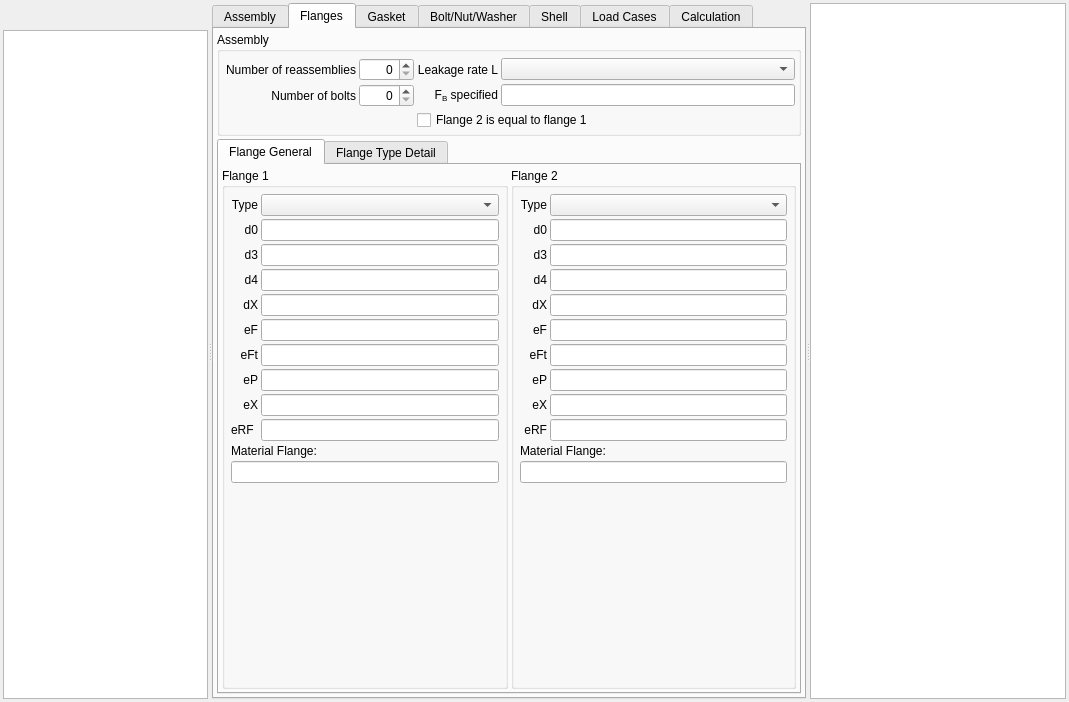
hermixy/biluna, file pcalc/src/gui/pcalc_en1591widget.ui: the form before one commit.
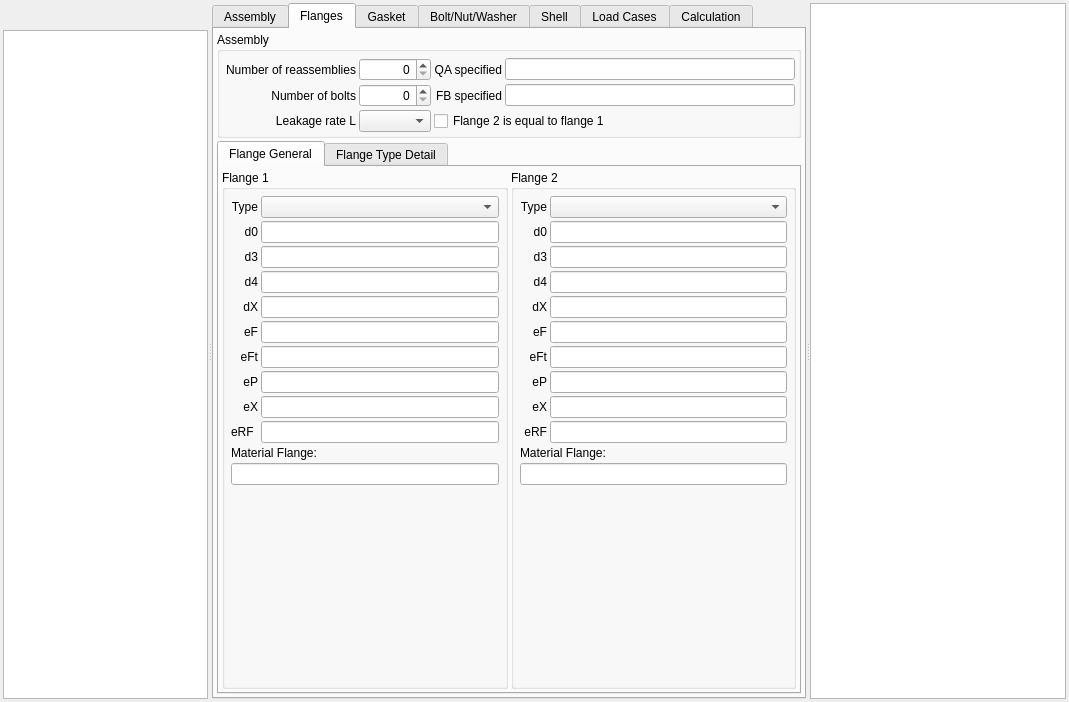
The form after the commit. The open tabs and pages were chosen to show the change. Custom widgets are drawn as their Qt base class.

```diff
--- a/pcalc/src/gui/pcalc_en1591widget.ui
+++ b/pcalc/src/gui/pcalc_en1591widget.ui
@@ -302,17 +302,20 @@
             <property name="spacing">
              <number>3</number>
             </property>
-            <item row="0" column="0">
-             <widget class="QLabel" name="lblNoReassemblies">
+            <item row="3" column="0">
+             <widget class="QLabel" name="lblLeakageRate">
               <property name="text">
-               <string>Number of reassemblies</string>
+               <string>Leakage rate L</string>
               </property>
               <property name="alignment">
                <set>Qt::AlignRight|Qt::AlignTrailing|Qt::AlignVCenter</set>
               </property>
              </widget>
             </item>
-            <item row="0" column="1">
+            <item row="3" column="1">
+             <widget class="QComboBox" name="cbLeakageRate"/>
+            </item>
+            <item row="1" column="1">
              <widget class="QSpinBox" name="sbNoReassemblies">
               <property name="sizePolicy">
                <sizepolicy hsizetype="Minimum" vsizetype="Fixed">
@@ -340,20 +343,17 @@
               </property>
              </widget>
             </item>
-            <item row="0" column="2">
-             <widget class="QLabel" name="lblLeakageRate">
-              <property name="text">
-               <string>Leakage rate L</string>
-              </property>
-              <property name="alignment">
-               <set>Qt::AlignRight|Qt::AlignTrailing|Qt::AlignVCenter</set>
-              </property>
-             </widget>
-            </item>
-            <item row="0" column="3">
-             <widget class="QComboBox" name="cbLeakageRate"/>
-            </item>
             <item row="1" column="0">
+             <widget class="QLabel" name="lblNoReassemblies">
+              <property name="text">
+               <string>Number of reassemblies</string>
+              </property>
+              <property name="alignment">
+               <set>Qt::AlignRight|Qt::AlignTrailing|Qt::AlignVCenter</set>
+              </property>
+             </widget>
+            </item>
+            <item row="2" column="0">
              <widget class="QLabel" name="lblnB">
               <property name="text">
                <string>Number of bolts</string>
@@ -363,7 +363,7 @@
               </property>
              </widget>
             </item>
-            <item row="1" column="1">
+            <item row="2" column="1">
              <widget class="QSpinBox" name="sbnB">
               <property name="alignment">
                <set>Qt::AlignRight|Qt::AlignTrailing|Qt::AlignVCenter</set>
@@ -373,39 +373,39 @@
               </property>
              </widget>
             </item>
-            <item row="1" column="2">
-             <widget class="QLabel" name="lblF_Bspec">
-              <property name="text">
-               <string>F&lt;sub&gt;B&lt;/sub&gt; specified</string>
-              </property>
-              <property name="alignment">
-               <set>Qt::AlignRight|Qt::AlignTrailing|Qt::AlignVCenter</set>
-              </property>
-             </widget>
-            </item>
-            <item row="1" column="3">
-             <widget class="QLineEdit" name="leF_Bspec"/>
-            </item>
-            <item row="2" column="0" colspan="2">
-             <spacer name="horizontalSpacer_12">
-              <property name="orientation">
-               <enum>Qt::Horizontal</enum>
-              </property>
-              <property name="sizeHint" stdset="0">
-               <size>
-                <width>188</width>
-                <height>20</height>
-               </size>
-              </property>
-             </spacer>
-            </item>
-            <item row="2" column="2" colspan="2">
+            <item row="3" column="2" colspan="2">
              <widget class="QCheckBox" name="chbFlange2Equal">
               <property name="text">
                <string>Flange 2 is equal to flange 1</string>
               </property>
              </widget>
             </item>
+            <item row="2" column="2">
+             <widget class="QLabel" name="lblF_Bspec">
+              <property name="text">
+               <string>FB specified</string>
+              </property>
+              <property name="alignment">
+               <set>Qt::AlignRight|Qt::AlignTrailing|Qt::AlignVCenter</set>
+              </property>
+             </widget>
+            </item>
+            <item row="2" column="3">
+             <widget class="QLineEdit" name="leF_Bspec"/>
+            </item>
+            <item row="1" column="2">
+             <widget class="QLabel" name="lblQ_Aspec">
+              <property name="text">
+               <string>QA specified</string>
+              </property>
+              <property name="alignment">
+               <set>Qt::AlignRight|Qt::AlignTrailing|Qt::AlignVCenter</set>
+              </property>
+             </widget>
+            </item>
+            <item row="1" column="3">
+             <widget class="QLineEdit" name="leQ_Aspec"/>
+            </item>
            </layout>
           </widget>
          </item>
```
